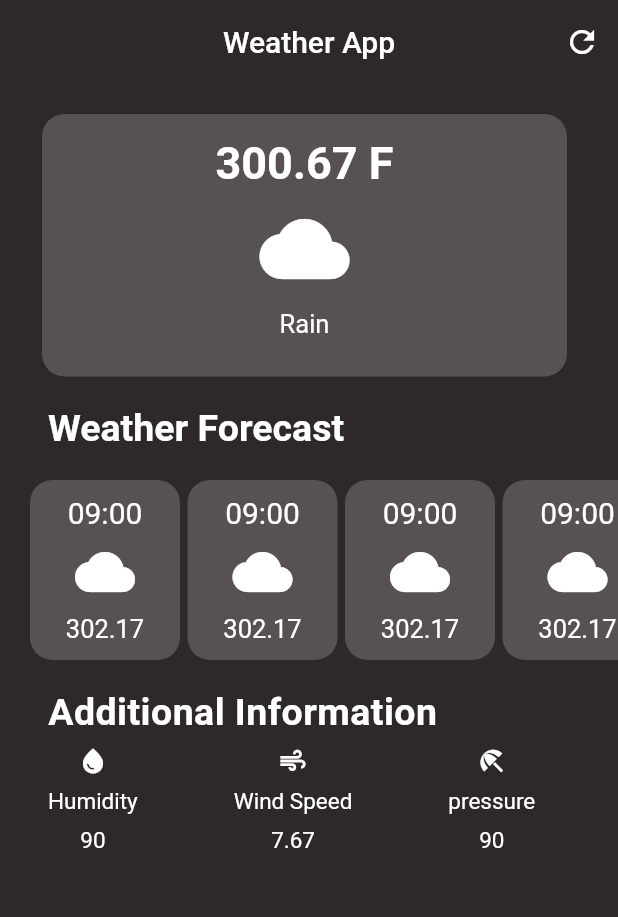
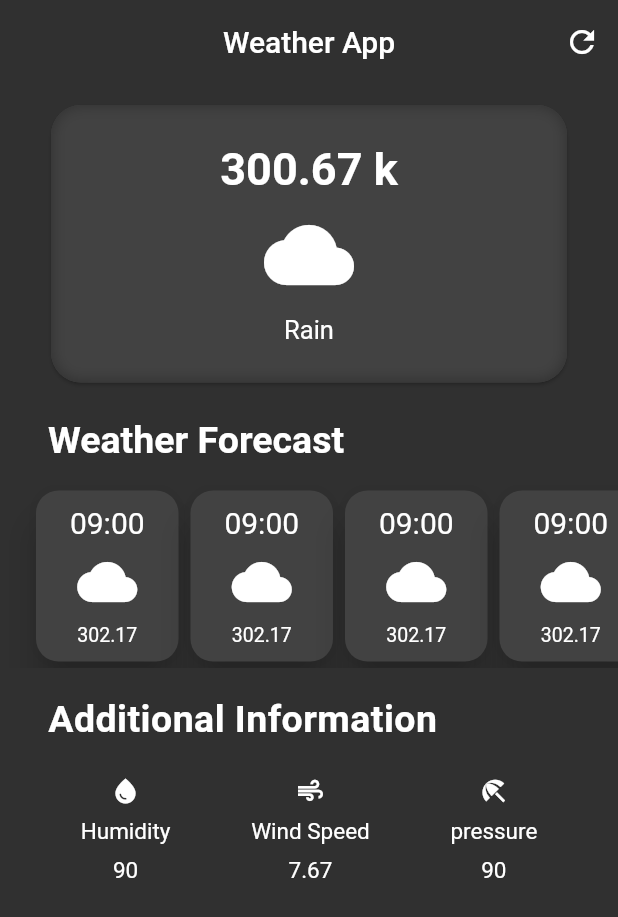
Before and after one commit to sujanbimali9/weather_app, a Flutter app: the screen it shows after launch, on a phone screen of 412 x 824 dp. Shown: the top 917 px of the screen. Run offline on Flutter 3.47's test engine with Material 2 defaults, Android fonts, the phone set to English and light mode, and no system bars.

```diff
--- /dev/null
+++ b/lib/addinfo.dart
@@ -0,0 +1,49 @@
+import 'package:flutter/material.dart';
+
+class AddInfo extends StatelessWidget {
+  final IconData icon;
+  final String data;
+  final String amt;
+  const AddInfo({
+    Key? key,
+    required this.icon,
+    required this.data,
+    required this.amt,
+  }) : super(key: key);
+
+  @override
+  Widget build(BuildContext context) {
+    return Padding(
+      padding: const EdgeInsets.only(top: 15),
+      child: Column(
+        children: [
+          Icon(
+            icon,
+            size: 20,
+            color: Colors.white,
+          ),
+          const SizedBox(
+            height: 8,
+          ),
+          Text(
+            data,
+            style: const TextStyle(
+              fontSize: 15,
+              color: Colors.white,
+            ),
+          ),
+          const SizedBox(
+            height: 8,
+          ),
+          Text(
+            amt.toString(),
+            style: const TextStyle(
+              fontSize: 15,
+              color: Colors.white,
+            ),
+          ),
+        ],
+      ),
+    );
+  }
+}
--- /dev/null
+++ b/lib/container.dart
@@ -0,0 +1,55 @@
+import 'package:flutter/material.dart';
+
+class CustContainer extends StatelessWidget {
+  final String time;
+  final IconData icon;
+  final String weather;
+  const CustContainer(
+      {super.key,
+      required this.time,
+      required this.icon,
+      required this.weather});
+
+  @override
+  Widget build(BuildContext context) {
+    return Card(
+      elevation: 10,
+      shape: RoundedRectangleBorder(borderRadius: BorderRadius.circular(15)),
+      child: Padding(
+        padding: const EdgeInsets.symmetric(vertical: 10),
+        child: SizedBox(
+          width: 95,
+          child: Column(
+            children: [
+              Text(
+                time,
+                style: const TextStyle(
+                  color: Colors.white,
+                  fontSize: 20,
+                ),
+              ),
+              const SizedBox(
+                height: 8,
+              ),
+              Icon(
+                icon,
+                color: Colors.white,
+                size: 40,
+              ),
+              const SizedBox(
+                height: 8,
+              ),
+              Text(
+                weather,
+                style: const TextStyle(
+                  color: Colors.white,
+                  fontSize: 13,
+                ),
+              ),
+            ],
+          ),
+        ),
+      ),
+    );
+  }
+}
--- a/lib/main.dart
+++ b/lib/main.dart
@@ -9,6 +9,10 @@ class Weather extends StatelessWidget {
   const Weather({super.key});
   @override
   Widget build(BuildContext context) {
-    return const MaterialApp(home: WeatherUI());
+    return MaterialApp(
+      debugShowCheckedModeBanner: false,
+      theme: ThemeData.dark(),
+      home: const WeatherUI(),
+    );
   }
 }
--- a/lib/weather.dart
+++ b/lib/weather.dart
@@ -1,3 +1,8 @@
+import 'dart:ui';
+import 'package:weather_app/container.dart';
+
+import 'addinfo.dart';
+
 import 'package:flutter/material.dart';
 
 class WeatherUI extends StatefulWidget {
@@ -8,90 +13,11 @@ class WeatherUI extends StatefulWidget {
 }
 
 class _WeatherUIaState extends State<WeatherUI> {
-  Widget addInfo(
-      {required IconData icon, required String data, required String amt}) {
-    return Padding(
-      padding: const EdgeInsets.symmetric(horizontal: 32),
-      child: Column(
-        children: [
-          Icon(
-            icon,
-            size: 20,
-            color: Colors.white,
-          ),
-          const SizedBox(
-            height: 8,
-          ),
-          Text(
-            data,
-            style: const TextStyle(
-              fontSize: 15,
-              color: Colors.white,
-            ),
-          ),
-          const SizedBox(
-            height: 8,
-          ),
-          Text(
-            amt.toString(),
-            style: const TextStyle(
-              fontSize: 15,
-              color: Colors.white,
-            ),
-          ),
-        ],
-      ),
-    );
-  }
-
-  Widget container(
-      {required String time, required IconData icon, required String weather}) {
-    return Container(
-      alignment: Alignment.center,
-      height: 120,
-      width: 100,
-      decoration: BoxDecoration(
-        color: const Color.fromARGB(255, 88, 81, 81),
-        borderRadius: BorderRadius.circular(15),
-      ),
-      child: Column(
-        children: [
-          const SizedBox(
-            height: 10,
-          ),
-          Text(
-            time,
-            style: const TextStyle(color: Colors.white, fontSize: 20),
-          ),
-          const SizedBox(
-            height: 8,
-          ),
-          Icon(
-            icon,
-            color: Colors.white,
-            size: 40,
-          ),
-          const SizedBox(
-            height: 8,
-          ),
-          Text(
-            weather,
-            style: const TextStyle(
-              color: Colors.white,
-              fontSize: 17,
-            ),
-          ),
-        ],
-      ),
-    );
-  }
-
   @override
   Widget build(BuildContext context) {
     return Scaffold(
-      backgroundColor: const Color.fromARGB(255, 47, 40, 40),
       appBar: AppBar(
-        backgroundColor: const Color.fromARGB(255, 47, 40, 40),
+        backgroundColor: Colors.transparent,
         elevation: 0,
         centerTitle: true,
         title: const Text(
@@ -102,35 +28,49 @@ class _WeatherUIaState extends State<WeatherUI> {
           ),
         ),
         actions: [
-          IconButton(
-            onPressed: () {},
-            icon: const Icon(Icons.refresh),
-            style: IconButton.styleFrom(iconSize: 3),
+          Padding(
+            padding: const EdgeInsets.all(12.0),
+            child: InkWell(
+              onTap: () {},
+              radius: 10,
+              customBorder: const CircleBorder(),
+              child: const Icon(Icons.refresh),
+            ),
           ),
         ],
       ),
-      body: Column(
+      body: SingleChildScrollView(
+        scrollDirection: Axis.vertical,
+        child: Column(
           mainAxisAlignment: MainAxisAlignment.start,
           crossAxisAlignment: CrossAxisAlignment.start,
           children: [
-          const SizedBox(height: 20),
-          Container(
-            height: 175,
-            width: 350,
-            alignment: Alignment.center,
-            margin: const EdgeInsets.symmetric(horizontal: 28),
+            Padding(
+              padding: const EdgeInsets.only(
+                top: 10,
+                left: 30,
+                right: 30,
+              ),
+              child: Container(
+                width: double.infinity,
                 decoration: BoxDecoration(
-              borderRadius: BorderRadius.circular(15),
-              color: const Color.fromARGB(255, 88, 81, 81),
+                  borderRadius: BorderRadius.circular(20),
                 ),
-            child: const Column(
+                child: Card(
+                  shape: RoundedRectangleBorder(
+                    borderRadius: BorderRadius.circular(20),
+                  ),
+                  child: ClipRRect(
+                    borderRadius: BorderRadius.circular(20),
+                    child: BackdropFilter(
+                      filter: ImageFilter.blur(sigmaX: 5, sigmaY: 5),
+                      child: const Padding(
+                        padding: EdgeInsets.symmetric(vertical: 25),
+                        child: Column(
                           mainAxisAlignment: MainAxisAlignment.start,
                           children: [
-                SizedBox(
-                  height: 15,
-                ),
                             Text(
-                  '300.67 F',
+                              '300.67 k',
                               style: TextStyle(
                                   color: Colors.white,
                                   fontSize: 30,
@@ -157,6 +97,11 @@ class _WeatherUIaState extends State<WeatherUI> {
                           ],
                         ),
                       ),
+                    ),
+                  ),
+                ),
+              ),
+            ),
             const SizedBox(
               height: 20,
             ),
@@ -172,32 +117,43 @@ class _WeatherUIaState extends State<WeatherUI> {
               ),
             ),
             const SizedBox(
-            height: 20,
+              height: 15,
             ),
-          SingleChildScrollView(
+            const SingleChildScrollView(
               scrollDirection: Axis.horizontal,
               child: Row(
                 children: [
-                const SizedBox(
+                  SizedBox(
                     width: 20,
                   ),
-                container(time: '09:00', icon: Icons.cloud, weather: '302.17'),
-                const SizedBox(
-                  width: 5,
+                  CustContainer(
+                    time: '09:00',
+                    icon: Icons.cloud,
+                    weather: '302.17',
                   ),
-                container(time: '09:00', icon: Icons.cloud, weather: '302.17'),
-                const SizedBox(
-                  width: 5,
+                  CustContainer(
+                    time: '09:00',
+                    icon: Icons.cloud,
+                    weather: '302.17',
                   ),
-                container(time: '09:00', icon: Icons.cloud, weather: '302.17'),
-                const SizedBox(
-                  width: 5,
+                  CustContainer(
+                    time: '09:00',
+                    icon: Icons.cloud,
+                    weather: '302.17',
                   ),
-                container(time: '09:00', icon: Icons.cloud, weather: '302.17'),
-                const SizedBox(
-                  width: 5,
+                  CustContainer(
+                    time: '09:00',
+                    icon: Icons.cloud,
+                    weather: '302.17',
                   ),
-                container(time: '09:00', icon: Icons.cloud, weather: '302.17'),
+                  CustContainer(
+                    time: '09:00',
+                    icon: Icons.cloud,
+                    weather: '302.17',
+                  ),
+                  SizedBox(
+                    width: 10,
+                  ),
                 ],
               ),
             ),
@@ -217,14 +173,16 @@ class _WeatherUIaState extends State<WeatherUI> {
             const SizedBox(
               height: 8,
             ),
-          Row(
+            const Row(
+              mainAxisAlignment: MainAxisAlignment.spaceEvenly,
               children: [
-              addInfo(icon: Icons.water_drop, data: 'Humidity', amt: '90'),
-              addInfo(icon: Icons.air, data: 'Wind Speed', amt: '7.67'),
-              addInfo(icon: Icons.beach_access, data: 'pressure', amt: '90'),
+                AddInfo(icon: Icons.water_drop, data: 'Humidity', amt: '90'),
+                AddInfo(icon: Icons.air, data: 'Wind Speed', amt: '7.67'),
+                AddInfo(icon: Icons.beach_access, data: 'pressure', amt: '90')
               ],
-          )
+            ),
           ],
+        ),
       ),
     );
   }
```
Lines whose indentation alone changed are shown as unchanged.
